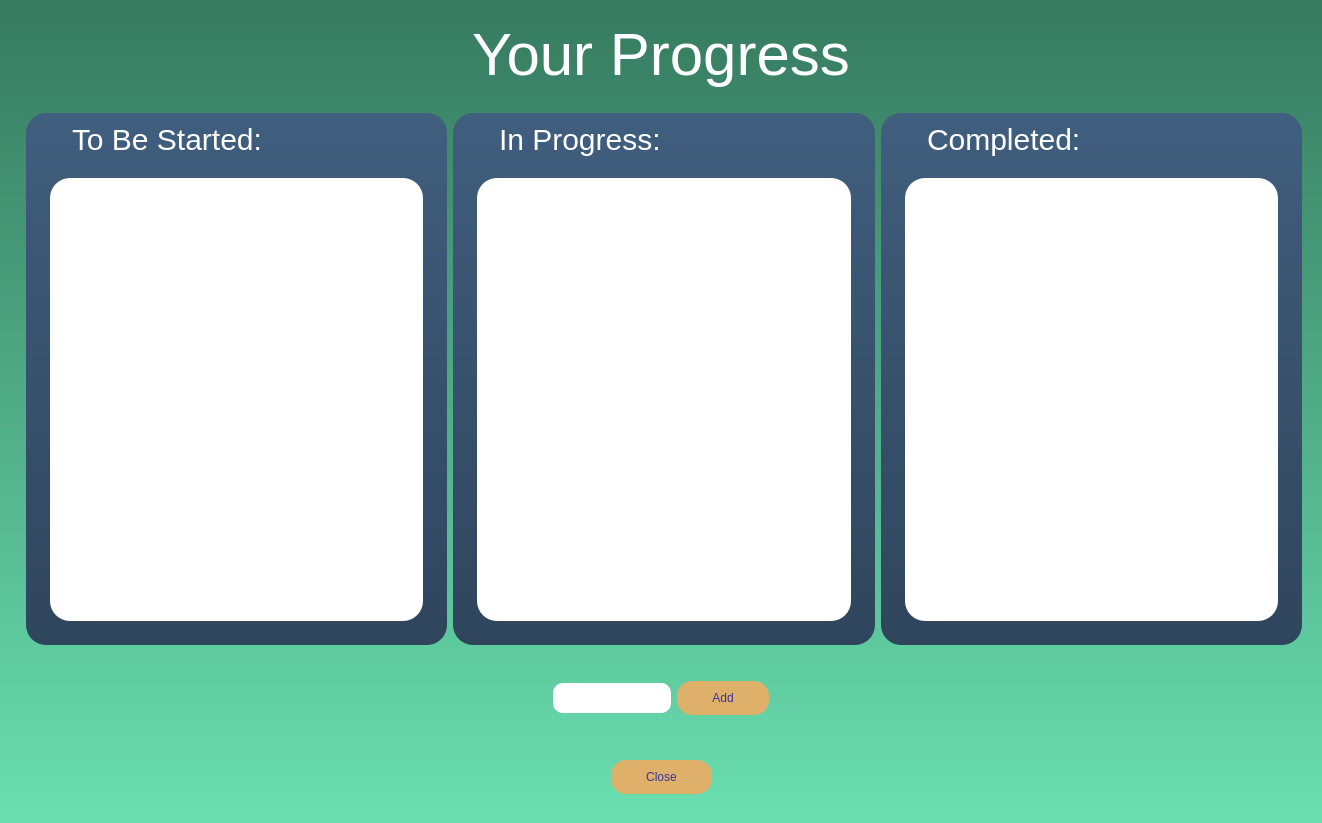
bikraj2/MITRA_FINAL, file todo.ui: the form before one commit.
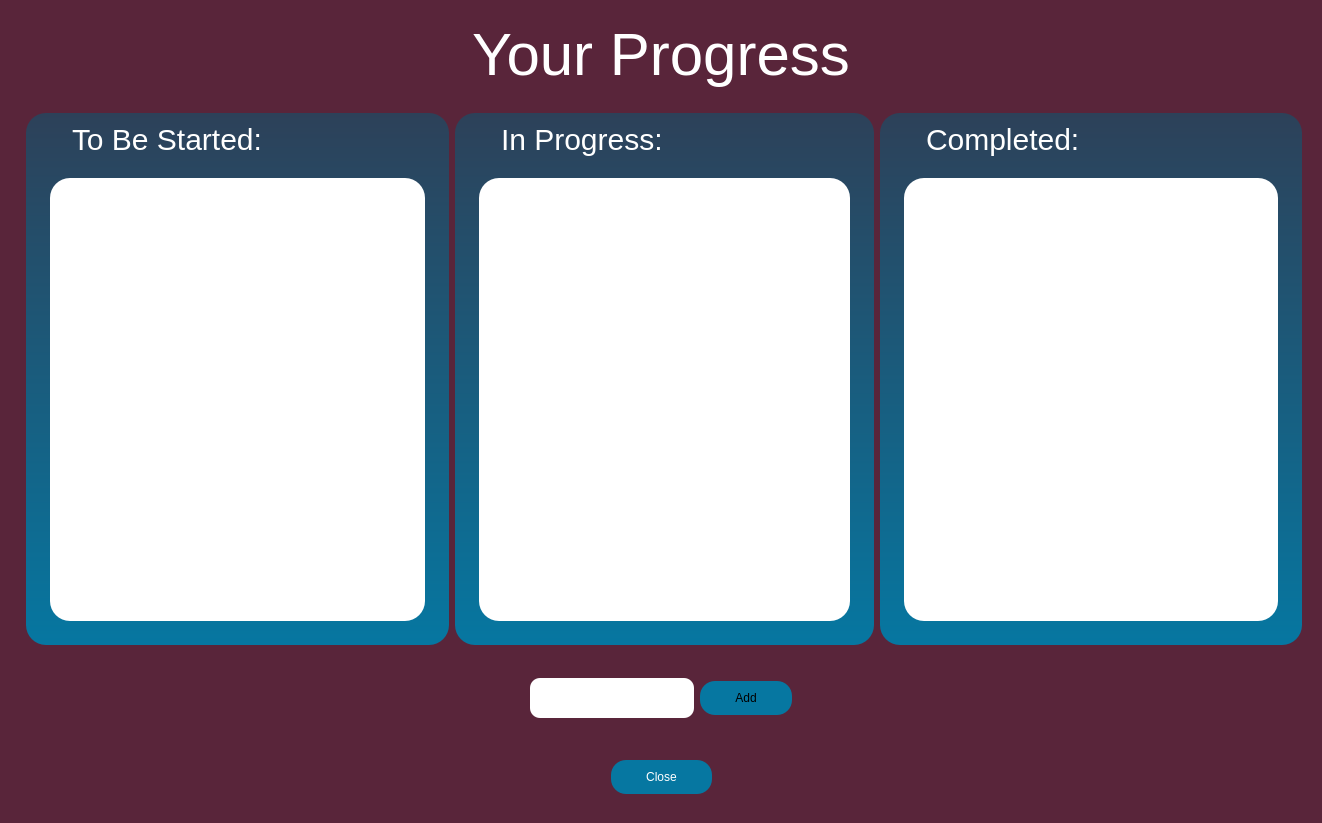
The form after the commit.

```diff
--- a/todo.ui
+++ b/todo.ui
@@ -10,11 +10,23 @@
     <height>823</height>
    </rect>
   </property>
+  <property name="minimumSize">
+   <size>
+    <width>0</width>
+    <height>700</height>
+   </size>
+  </property>
+  <property name="maximumSize">
+   <size>
+    <width>16777215</width>
+    <height>823</height>
+   </size>
+  </property>
   <property name="windowTitle">
    <string>Dialog</string>
   </property>
   <property name="styleSheet">
-   <string notr="true">background-color: qlineargradient(spread:pad, x1:1, y1:1, x2:1, y2:0, stop:0 #6adfb0, stop:1 #367a5f);border-radius: 300px;
+   <string notr="true">background-color:  #59253A;border-radius: 300px;
 </string>
   </property>
   <layout class="QVBoxLayout" name="verticalLayout">
@@ -99,7 +111,7 @@
       <item>
        <widget class="QFrame" name="to_be_started_main">
         <property name="styleSheet">
-         <string notr="true">background-color: qlineargradient(spread:pad, x1:1, y1:1, x2:1, y2:0, stop:0 #2f455c, stop:1 #405E7E); border-radius:20; padding-left:15;padding-right:15; padding-bottom:15;</string>
+         <string notr="true">background-color: qlineargradient(spread:pad, x1:1, y1:1, x2:1, y2:0, stop:0 #0677A1, stop:1 #2D4159);; border-radius:20; padding-left:15;padding-right:15; padding-bottom:15;</string>
         </property>
         <property name="frameShape">
          <enum>QFrame::StyledPanel</enum>
@@ -124,7 +136,7 @@
          <item>
           <widget class="QFrame" name="frame_5">
            <property name="styleSheet">
-            <string notr="true">background-color:white;</string>
+            <string notr="true">background-color: white; padding-bottom:15;</string>
            </property>
            <property name="frameShape">
             <enum>QFrame::StyledPanel</enum>
@@ -132,11 +144,29 @@
            <property name="frameShadow">
             <enum>QFrame::Raised</enum>
            </property>
-           <layout class="QVBoxLayout" name="verticalLayout_8">
+           <layout class="QHBoxLayout" name="horizontalLayout_3">
             <item>
              <widget class="QScrollArea" name="not_started">
+              <property name="sizePolicy">
+               <sizepolicy hsizetype="Expanding" vsizetype="Expanding">
+                <horstretch>32</horstretch>
+                <verstretch>0</verstretch>
+               </sizepolicy>
+              </property>
+              <property name="minimumSize">
+               <size>
+                <width>323</width>
+                <height>380</height>
+               </size>
+              </property>
+              <property name="maximumSize">
+               <size>
+                <width>323</width>
+                <height>380</height>
+               </size>
+              </property>
               <property name="styleSheet">
-               <string notr="true"/>
+               <string notr="true">padding:0;margin:0;</string>
               </property>
               <property name="widgetResizable">
                <bool>true</bool>
@@ -146,8 +176,8 @@
                 <rect>
                  <x>0</x>
                  <y>0</y>
-                 <width>282</width>
-                 <height>340</height>
+                 <width>323</width>
+                 <height>380</height>
                 </rect>
                </property>
               </widget>
@@ -162,7 +192,7 @@
       <item>
        <widget class="QFrame" name="to_be_started_main_2">
         <property name="styleSheet">
-         <string notr="true">background-color: qlineargradient(spread:pad, x1:1, y1:1, x2:1, y2:0, stop:0 #2f455c, stop:1 #405E7E); border-radius:20; padding-left:15;padding-right:15; padding-bottom:15;</string>
+         <string notr="true">background-color: qlineargradient(spread:pad, x1:1, y1:1, x2:1, y2:0, stop:0 #0677A1, stop:1 #2D4159);; border-radius:20; padding-left:15;padding-right:15; padding-bottom:15;</string>
         </property>
         <property name="frameShape">
          <enum>QFrame::StyledPanel</enum>
@@ -187,7 +217,7 @@
          <item>
           <widget class="QFrame" name="frame_7">
            <property name="styleSheet">
-            <string notr="true">background-color:white;</string>
+            <string notr="true">background-color: white; padding-bottom:15;</string>
            </property>
            <property name="frameShape">
             <enum>QFrame::StyledPanel</enum>
@@ -196,8 +226,20 @@
             <enum>QFrame::Raised</enum>
            </property>
            <layout class="QVBoxLayout" name="verticalLayout_7">
-            <item>
+            <item alignment="Qt::AlignHCenter">
              <widget class="QScrollArea" name="on_going">
+              <property name="minimumSize">
+               <size>
+                <width>323</width>
+                <height>380</height>
+               </size>
+              </property>
+              <property name="maximumSize">
+               <size>
+                <width>323</width>
+                <height>380</height>
+               </size>
+              </property>
               <property name="styleSheet">
                <string notr="true"/>
               </property>
@@ -209,8 +251,8 @@
                 <rect>
                  <x>0</x>
                  <y>0</y>
-                 <width>281</width>
-                 <height>340</height>
+                 <width>293</width>
+                 <height>350</height>
                 </rect>
                </property>
               </widget>
@@ -225,7 +267,7 @@
       <item>
        <widget class="QFrame" name="to_be_started_main_3">
         <property name="styleSheet">
-         <string notr="true">background-color: qlineargradient(spread:pad, x1:1, y1:1, x2:1, y2:0, stop:0 #2f455c, stop:1 #405E7E); border-radius:20; padding-left:15;padding-right:15; padding-bottom:15;</string>
+         <string notr="true">background-color: qlineargradient(spread:pad, x1:1, y1:1, x2:1, y2:0, stop:0 #0677A1, stop:1 #2D4159);; border-radius:20; padding-left:15;padding-right:15; padding-bottom:15;</string>
         </property>
         <property name="frameShape">
          <enum>QFrame::StyledPanel</enum>
@@ -250,7 +292,7 @@
          <item>
           <widget class="QFrame" name="frame_8">
            <property name="styleSheet">
-            <string notr="true">background-color:white;</string>
+            <string notr="true">background-color: white; padding-bottom:15;</string>
            </property>
            <property name="frameShape">
             <enum>QFrame::StyledPanel</enum>
@@ -261,6 +303,18 @@
            <layout class="QVBoxLayout" name="verticalLayout_6">
             <item>
              <widget class="QScrollArea" name="completed">
+              <property name="minimumSize">
+               <size>
+                <width>323</width>
+                <height>380</height>
+               </size>
+              </property>
+              <property name="maximumSize">
+               <size>
+                <width>401</width>
+                <height>380</height>
+               </size>
+              </property>
               <property name="styleSheet">
                <string notr="true"/>
               </property>
@@ -272,8 +326,8 @@
                 <rect>
                  <x>0</x>
                  <y>0</y>
-                 <width>282</width>
-                 <height>340</height>
+                 <width>293</width>
+                 <height>350</height>
                 </rect>
                </property>
               </widget>
@@ -316,15 +370,14 @@
       <item>
        <widget class="QLineEdit" name="task_adder">
         <property name="styleSheet">
-         <string notr="true">background-color:white; padding:7; border-radius:10; color:#2f455c; font: bold &quot;Sherif&quot;;</string>
+         <string notr="true">background-color:white; padding:7; border-radius:10; color:#2f455c; font: 20 bold &quot;Sherif&quot;;min-width:150;min-height:26;max-width:150; max-height:26;</string>
         </property>
        </widget>
       </item>
       <item>
        <widget class="QPushButton" name="pushButton_27">
         <property name="styleSheet">
-         <string notr="true">background-color: #dfb06a;
-color:#3d3397;
+         <string notr="true">background-color: #0677A1;
 font: bold 20px,  &quot;Sherif&quot; ; 
 border-width: 5px;
 border-radius: 15px; padding:10; padding-left:35;padding-right:35;</string>
@@ -387,8 +440,8 @@
          <item>
           <widget class="QPushButton" name="pushButton_26">
            <property name="styleSheet">
-            <string notr="true">background-color: #dfb06a;
-color:#3d3397;
+            <string notr="true">background-color: #0677A1;
+color:white;
 font: bold 20px,  &quot;Sherif&quot; ; 
 border-width: 5px;
 border-radius: 15px; padding:10; padding-left:35;padding-right:35;</string>
```
